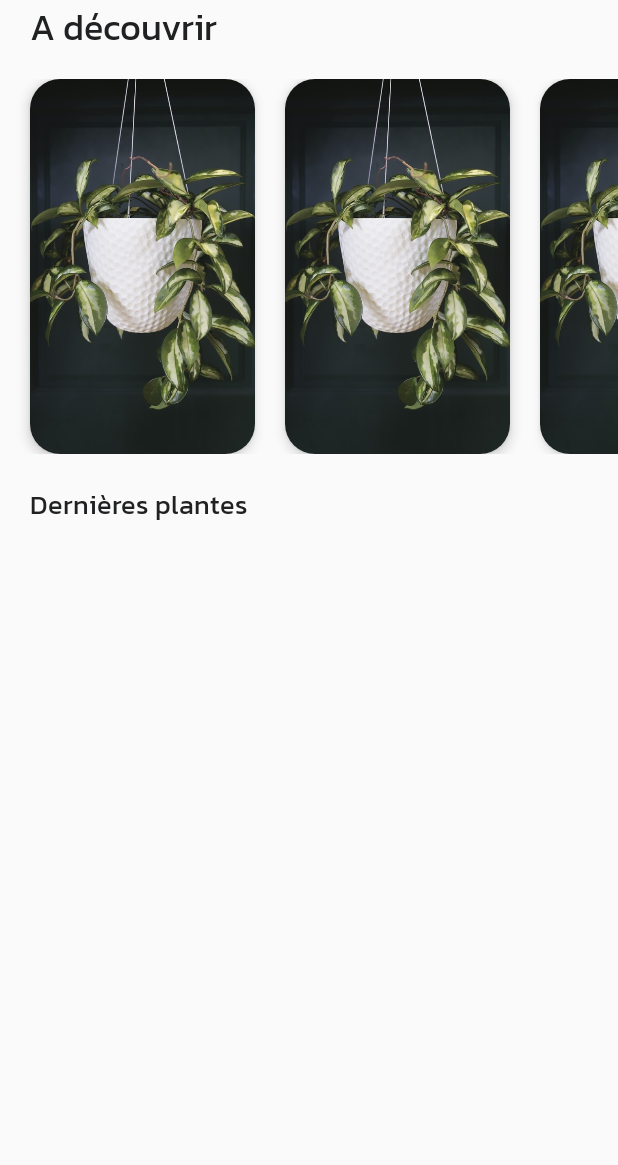
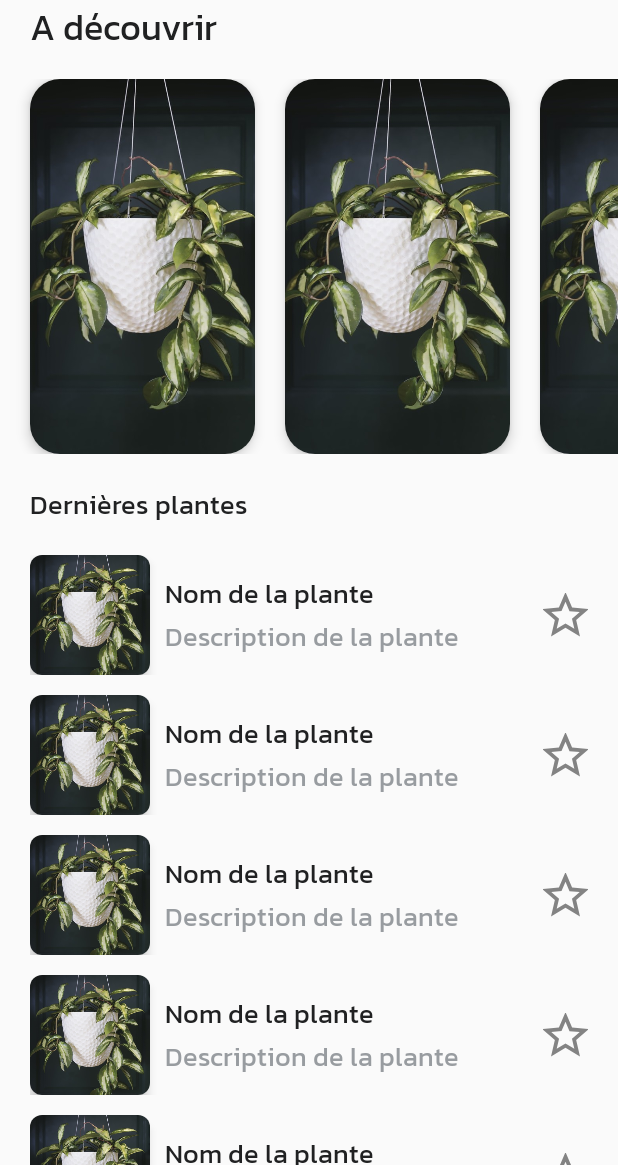
Before and after one commit to J-Dudek/Natural-Collection, an Android app: the screen it shows after launch (MainActivity), on a phone screen of 412 x 824 dp, the part 71-1236 px from its top. Run offline under Robolectric (Android 15) with nearby library versions, the phone set to English and light mode, and no system bars.

Commit message:
✨ vertical item

```diff
--- a/app/src/main/java/fr/tuto/naturecollection/adapter/PlantAdapter.kt
+++ b/app/src/main/java/fr/tuto/naturecollection/adapter/PlantAdapter.kt
@@ -7,7 +7,7 @@ import android.widget.ImageView
 import androidx.recyclerview.widget.RecyclerView
 import fr.tuto.naturecollection.R
 
-class PlantAdapter: RecyclerView.Adapter<PlantAdapter.ViewHolder>() {
+class PlantAdapter(private val layoutId: Int): RecyclerView.Adapter<PlantAdapter.ViewHolder>() {
 
 
     // pour ranger tt les composants à controller
@@ -17,7 +17,7 @@ class PlantAdapter: RecyclerView.Adapter<PlantAdapter.ViewHolder>() {
     }
 
     override fun onCreateViewHolder(parent: ViewGroup, viewType: Int): ViewHolder {
-        val view = LayoutInflater.from(parent.context).inflate(R.layout.item_horizontal_plant,parent,false)
+        val view = LayoutInflater.from(parent.context).inflate(layoutId,parent,false)
         return ViewHolder(view)
     }
 
--- /dev/null
+++ b/app/src/main/java/fr/tuto/naturecollection/adapter/PlantItemDecoration.kt
@@ -0,0 +1,18 @@
+package fr.tuto.naturecollection.adapter
+
+import android.graphics.Rect
+import android.view.View
+import androidx.recyclerview.widget.RecyclerView
+
+class PlantItemDecoration : RecyclerView.ItemDecoration() {
+
+
+    override fun getItemOffsets(
+        outRect: Rect,
+        view: View,
+        parent: RecyclerView,
+        state: RecyclerView.State
+    ) {
+        outRect.bottom=20
+    }
+}
--- a/app/src/main/java/fr/tuto/naturecollection/fragments/HomeFragment.kt
+++ b/app/src/main/java/fr/tuto/naturecollection/fragments/HomeFragment.kt
@@ -8,6 +8,7 @@ import androidx.fragment.app.Fragment
 import androidx.recyclerview.widget.RecyclerView
 import fr.tuto.naturecollection.R
 import fr.tuto.naturecollection.adapter.PlantAdapter
+import fr.tuto.naturecollection.adapter.PlantItemDecoration
 
 class HomeFragment : Fragment() {
 
@@ -17,8 +18,15 @@ class HomeFragment : Fragment() {
 
         val view = inflater?.inflate(R.layout.fragment_home,container,false)
 
+        // recuperer le ryceclerview
         val horizontalRecyclerView = view.findViewById<RecyclerView>(R.id.horizontal_recycler_view)
-        horizontalRecyclerView.adapter = PlantAdapter();
+        horizontalRecyclerView.adapter = PlantAdapter(R.layout.item_horizontal_plant);
+
+        // recurer le second recycler view
+        val verticalRecyclerView = view.findViewById<RecyclerView>(R.id.vertical_recycler_view)
+        verticalRecyclerView.adapter = PlantAdapter(R.layout.item_vertical_plant)
+        verticalRecyclerView.addItemDecoration(PlantItemDecoration())
+
         return view
     }
 }
--- a/app/src/main/res/layout/fragment_home.xml
+++ b/app/src/main/res/layout/fragment_home.xml
@@ -19,4 +19,13 @@
         android:layout_marginLeft="@dimen/default_margin"
         style="@style/SubtitleTextStyle"/>
 
+    <androidx.recyclerview.widget.RecyclerView
+        android:id="@+id/vertical_recycler_view"
+        android:layout_width="match_parent"
+        android:layout_height="match_parent"
+        android:layout_marginLeft="@dimen/default_margin"
+        android:orientation="vertical"
+        android:layout_marginTop="@dimen/default_margin"
+        app:layoutManager="androidx.recyclerview.widget.LinearLayoutManager"/>
+
 </LinearLayout>
--- /dev/null
+++ b/app/src/main/res/layout/item_vertical_plant.xml
@@ -0,0 +1,65 @@
+<?xml version="1.0" encoding="utf-8"?>
+<androidx.constraintlayout.widget.ConstraintLayout
+    xmlns:android="http://schemas.android.com/apk/res/android"
+    xmlns:app="http://schemas.android.com/apk/res-auto"
+    android:layout_width="match_parent"
+    android:layout_height="wrap_content">
+
+    <androidx.cardview.widget.CardView
+        android:id="@+id/cardView"
+        android:layout_width="80dp"
+        android:layout_height="80dp"
+        app:layout_constraintBottom_toBottomOf="parent"
+        app:layout_constraintStart_toStartOf="parent"
+        app:layout_constraintTop_toTopOf="parent"
+        app:cardCornerRadius="8dp"
+        app:cardElevation="4dp">
+
+        <ImageView
+            android:id="@+id/image_item"
+            android:layout_width="match_parent"
+            android:layout_height="match_parent"
+            android:scaleType="centerCrop"
+            android:src="@drawable/trending1" />
+
+    </androidx.cardview.widget.CardView>
+
+    <View
+        android:id="@+id/view_separation"
+        android:layout_width="match_parent"
+        android:layout_height="1dp"
+        android:visibility="invisible"
+        app:layout_constraintBottom_toBottomOf="parent"
+        app:layout_constraintTop_toTopOf="parent" />
+    <TextView
+        android:id="@+id/name_item"
+        android:layout_width="wrap_content"
+        android:layout_height="wrap_content"
+        android:text="@string/item_plant_name"
+        style="@style/SubtitleTextStyle"
+        app:layout_constraintBottom_toTopOf="@+id/view_separation"
+        app:layout_constraintStart_toEndOf="@+id/cardView"
+        android:layout_marginLeft="@dimen/item_margin"/>
+
+    <TextView
+        android:id="@+id/description_item"
+        android:layout_width="wrap_content"
+        android:layout_height="wrap_content"
+        android:text="@string/item_plant_description"
+        style="@style/DefaultTextStyle"
+        app:layout_constraintStart_toStartOf="@+id/name_item"
+        app:layout_constraintTop_toBottomOf="@+id/view_separation"
+        />
+
+    <ImageView
+        android:id="@+id/star_icon"
+        android:layout_width="30dp"
+        android:layout_height="30dp"
+        android:src="@drawable/ic_unstar"
+        app:layout_constraintBottom_toBottomOf="parent"
+        app:layout_constraintEnd_toEndOf="parent"
+        app:layout_constraintTop_toTopOf="@+id/cardView"
+        android:layout_marginRight="@dimen/default_margin"
+        />
+
+</androidx.constraintlayout.widget.ConstraintLayout>
--- a/app/src/main/res/values/dimens.xml
+++ b/app/src/main/res/values/dimens.xml
@@ -1,4 +1,5 @@
 <?xml version="1.0" encoding="utf-8"?>
 <resources>
     <dimen name="default_margin">20dp</dimen>
+    <dimen name="item_margin">10dp</dimen>
 </resources>
```
